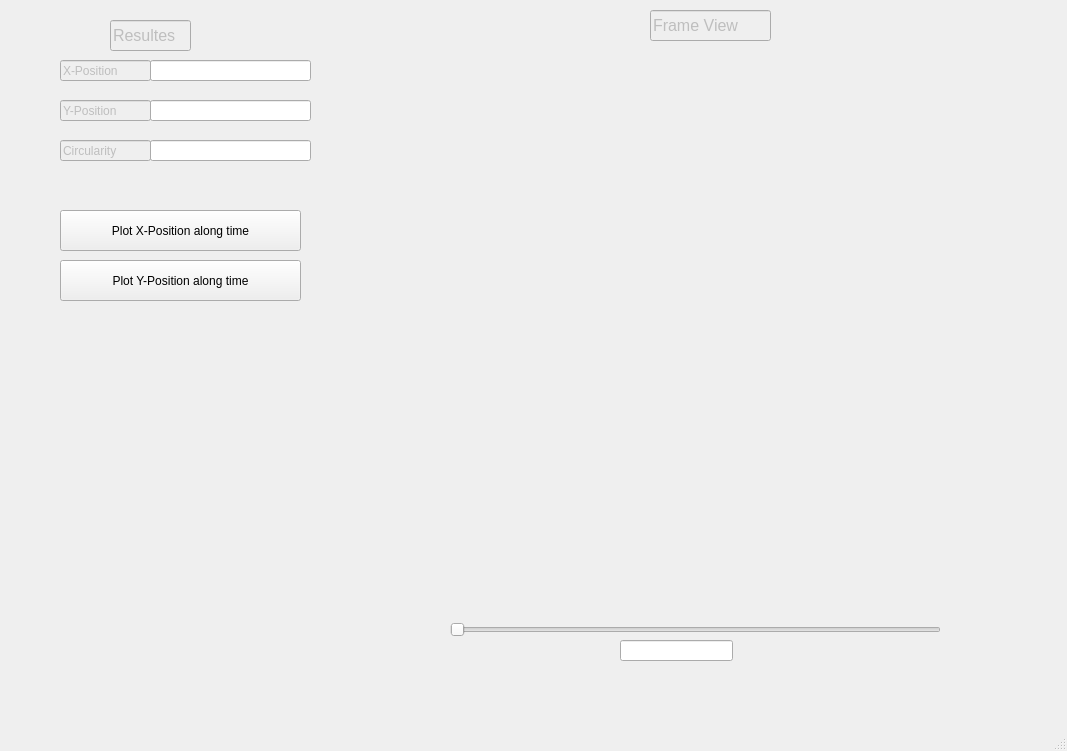
First picture: the form in src/Offline_viewer.ui, repository vazirilab/PyBeamProfiler, before the edit.
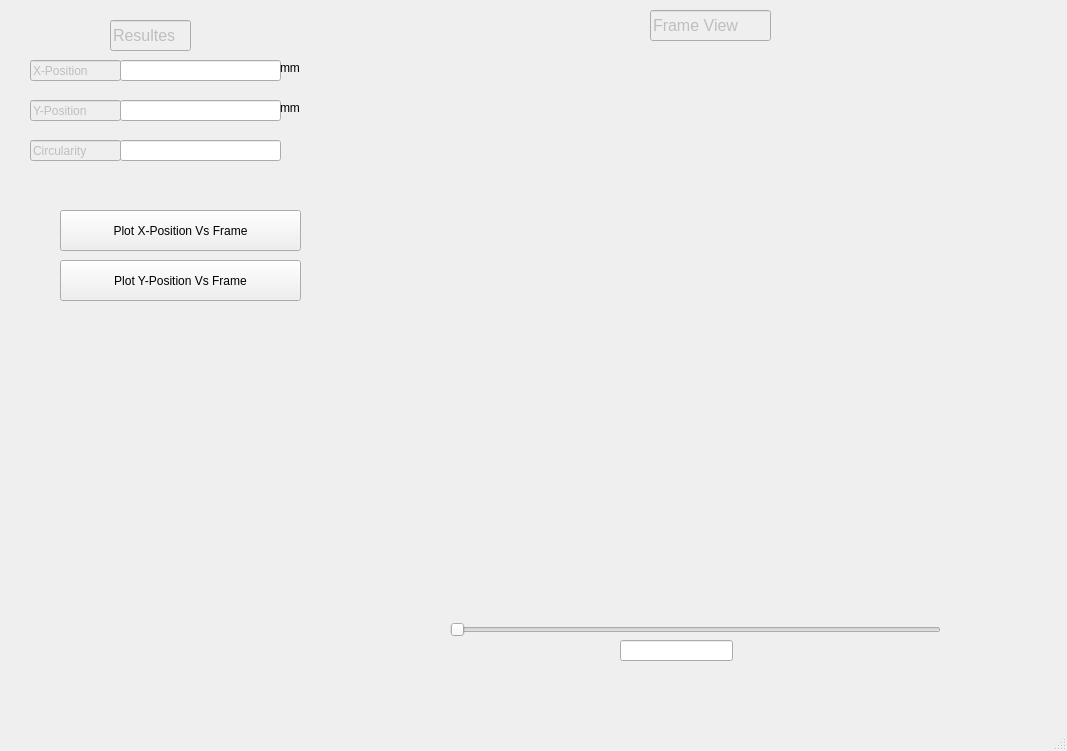
Second picture: the form after the edit.

The edit to the form file:
```diff
--- a/src/Offline_viewer.ui
+++ b/src/Offline_viewer.ui
@@ -24,7 +24,7 @@
      </rect>
     </property>
     <property name="text">
-     <string>Plot X-Position along time</string>
+     <string>Plot X-Position Vs Frame</string>
     </property>
    </widget>
    <widget class="QLineEdit" name="lineEdit_5">
@@ -33,7 +33,7 @@
     </property>
     <property name="geometry">
      <rect>
-      <x>60</x>
+      <x>30</x>
       <y>60</y>
       <width>91</width>
       <height>21</height>
@@ -53,7 +53,7 @@
      </rect>
     </property>
     <property name="text">
-     <string>Plot Y-Position along time</string>
+     <string>Plot Y-Position Vs Frame</string>
     </property>
    </widget>
    <widget class="QLineEdit" name="lineEdit_6">
@@ -62,7 +62,7 @@
     </property>
     <property name="geometry">
      <rect>
-      <x>60</x>
+      <x>30</x>
       <y>100</y>
       <width>91</width>
       <height>21</height>
@@ -78,7 +78,7 @@
     </property>
     <property name="geometry">
      <rect>
-      <x>60</x>
+      <x>30</x>
       <y>140</y>
       <width>91</width>
       <height>21</height>
@@ -112,7 +112,7 @@
    <widget class="QLineEdit" name="y_position_text_offline">
     <property name="geometry">
      <rect>
-      <x>150</x>
+      <x>120</x>
       <y>100</y>
       <width>161</width>
       <height>21</height>
@@ -122,7 +122,7 @@
    <widget class="QLineEdit" name="circularity_text_offline">
     <property name="geometry">
      <rect>
-      <x>150</x>
+      <x>120</x>
       <y>140</y>
       <width>161</width>
       <height>21</height>
@@ -132,7 +132,7 @@
    <widget class="QLineEdit" name="x_position_text_offline">
     <property name="geometry">
      <rect>
-      <x>150</x>
+      <x>120</x>
       <y>60</y>
       <width>161</width>
       <height>21</height>
@@ -208,6 +208,32 @@
      </rect>
     </property>
    </widget>
+   <widget class="QLabel" name="label">
+    <property name="geometry">
+     <rect>
+      <x>280</x>
+      <y>100</y>
+      <width>31</width>
+      <height>16</height>
+     </rect>
+    </property>
+    <property name="text">
+     <string>mm</string>
+    </property>
+   </widget>
+   <widget class="QLabel" name="label_2">
+    <property name="geometry">
+     <rect>
+      <x>280</x>
+      <y>60</y>
+      <width>31</width>
+      <height>16</height>
+     </rect>
+    </property>
+    <property name="text">
+     <string>mm</string>
+    </property>
+   </widget>
   </widget>
   <widget class="QStatusBar" name="statusbar"/>
  </widget>
```
